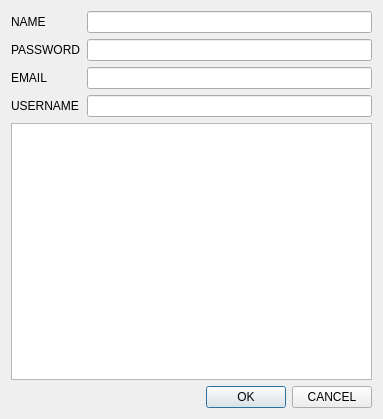
Qt form src/win/addeditdialog.ui (Stypox/qt-password-management) before a commit.
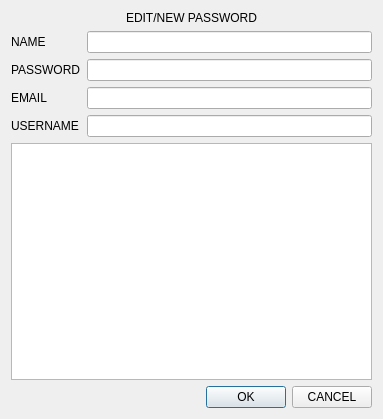
The same form after that commit.

Commit message: Completed password widget list implementation

Patch:
```diff
--- a/src/win/addeditdialog.ui
+++ b/src/win/addeditdialog.ui
@@ -14,6 +14,16 @@
    <string>Dialog</string>
   </property>
   <layout class="QVBoxLayout" name="verticalLayout">
+   <item>
+    <widget class="QLabel" name="title">
+     <property name="text">
+      <string>EDIT/NEW PASSWORD</string>
+     </property>
+     <property name="alignment">
+      <set>Qt::AlignCenter</set>
+     </property>
+    </widget>
+   </item>
    <item>
     <layout class="QFormLayout" name="dataLayout">
      <item row="0" column="0">
```
The commit also changes 16 other files.
